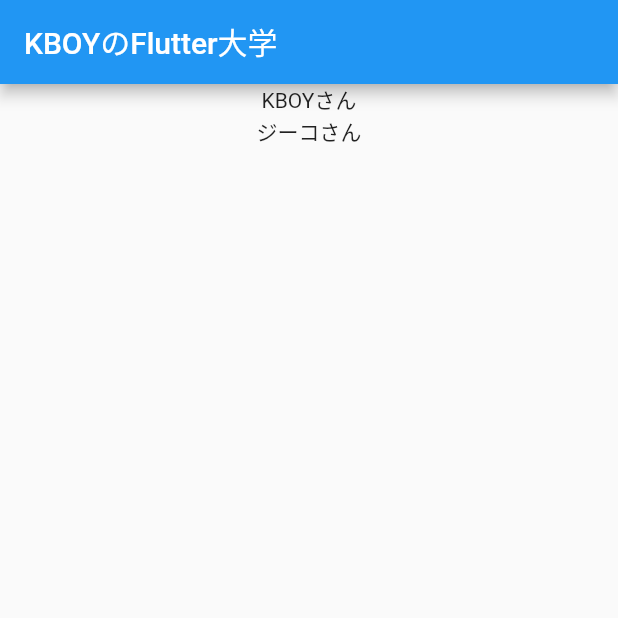
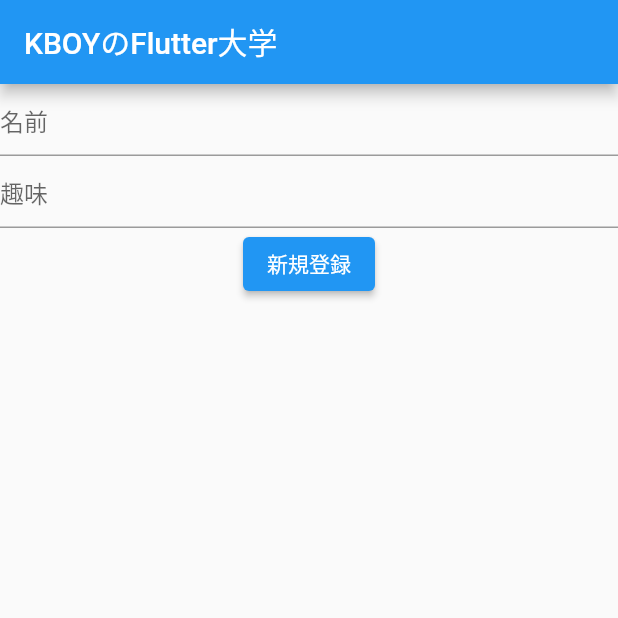
Before and after one commit to YukiOnishi1129/flutter-first-practice, a Flutter app: the screen it shows after launch, on a phone screen of 412 x 824 dp, the top half of it. Run offline on Flutter 3.47's test engine with Material 2 defaults, Android fonts, the phone set to English and light mode, and no system bars.

Commit message:
入力フォーム作成

```diff
--- a/lib/main.dart
+++ b/lib/main.dart
@@ -38,25 +38,49 @@ class _MyHomePageState extends State<MyHomePage> {
     });
   }
 
+  // final myFocusNode = FocusNode();
+
+  String name = '';
+
+  final myController = TextEditingController();
+
   @override
   Widget build(BuildContext context) {
     return Scaffold(
       appBar: AppBar(
         title: Text('KBOYのFlutter大学'),
       ),
-      body: Center(
+      body: Container(
+        width: double.infinity,
         child: Column(
-          children:[
-            Container(
-              width: double.infinity,
-              child: Text('KBOYさん',
-              textAlign: TextAlign.center,
+          children: [
+            TextField(
+              decoration: InputDecoration(
+                hintText: '名前',
               ),
+              onChanged: (text) {
+              //  TODO: ここで取得したtextを使う
+                name = text;
+              }
             ),
-            Text('ジーコさん')
-          ],
+            TextField(
+              controller: myController,
+              decoration: InputDecoration(
+                hintText: '趣味',
+              )
+              // focusNode: myFocusNode,
+            ),
+            ElevatedButton(
+              child: Text('新規登録'),
+              onPressed: () {
+              //  TODO: 新規登録
+                final hobbyText = myController.text;
+              //   myFocusNode.requestFocus();
+              },
+            ),
+          ]
         )
-      ),
+      )
     );
   }
 }
```
